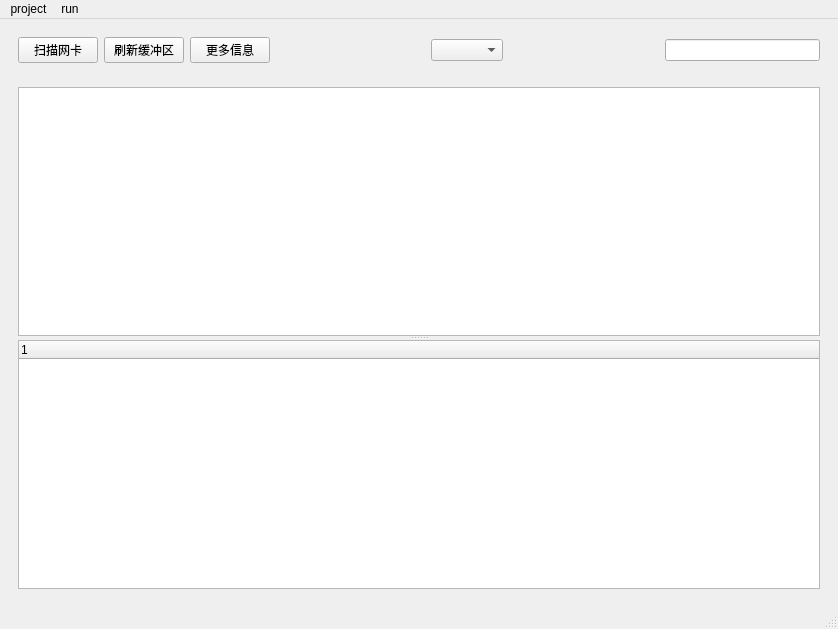
Qt form mainwindow.ui (T-s-e/Sniffer) before a commit.
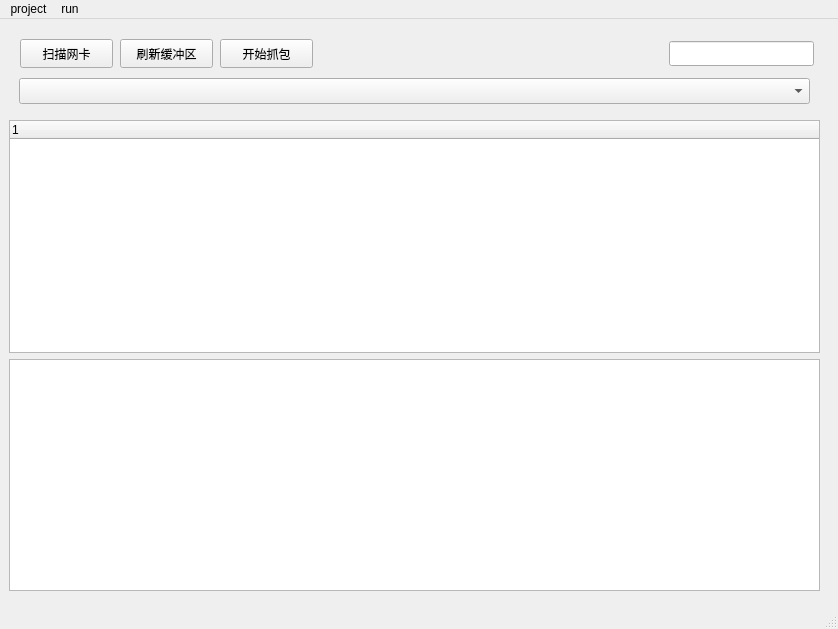
The same form after that commit. Icons and pictures are not drawn.

Diff of the .ui file:
```diff
--- a/mainwindow.ui
+++ b/mainwindow.ui
@@ -17,72 +17,82 @@
    <layout class="QVBoxLayout" name="verticalLayout_2">
     <item>
      <widget class="QWidget" name="widget" native="true">
-      <layout class="QHBoxLayout" name="horizontalLayout">
-       <item>
         <widget class="QPushButton" name="pushButton">
+       <property name="geometry">
+        <rect>
+         <x>11</x>
+         <y>11</y>
+         <width>93</width>
+         <height>29</height>
+        </rect>
+       </property>
          <property name="text">
           <string>扫描网卡</string>
          </property>
         </widget>
-       </item>
-       <item>
         <widget class="QPushButton" name="pushButton_2">
+       <property name="geometry">
+        <rect>
+         <x>111</x>
+         <y>11</y>
+         <width>93</width>
+         <height>29</height>
+        </rect>
+       </property>
          <property name="text">
           <string>刷新缓冲区</string>
          </property>
         </widget>
-       </item>
-       <item>
         <widget class="QPushButton" name="pushButton_3">
+       <property name="geometry">
+        <rect>
+         <x>211</x>
+         <y>11</y>
+         <width>93</width>
+         <height>29</height>
+        </rect>
+       </property>
          <property name="text">
-          <string>更多信息</string>
-         </property>
-        </widget>
-       </item>
-       <item>
-        <spacer name="horizontalSpacer">
-         <property name="orientation">
-          <enum>Qt::Horizontal</enum>
-         </property>
-         <property name="sizeHint" stdset="0">
-          <size>
-           <width>40</width>
-           <height>20</height>
-          </size>
-         </property>
-        </spacer>
-       </item>
-       <item>
-        <widget class="QComboBox" name="comboBox"/>
-       </item>
-       <item>
-        <spacer name="horizontalSpacer_2">
-         <property name="orientation">
-          <enum>Qt::Horizontal</enum>
-         </property>
-         <property name="sizeHint" stdset="0">
+        <string>开始抓包</string>
+       </property>
+      </widget>
+      <widget class="QLineEdit" name="lineEdit">
+       <property name="geometry">
+        <rect>
+         <x>660</x>
+         <y>13</y>
+         <width>145</width>
+         <height>25</height>
+        </rect>
+       </property>
+      </widget>
+      <widget class="QComboBox" name="comboBox">
+       <property name="geometry">
+        <rect>
+         <x>10</x>
+         <y>50</y>
+         <width>791</width>
+         <height>26</height>
+        </rect>
+       </property>
+       <property name="minimumSize">
           <size>
-           <width>40</width>
-           <height>20</height>
-          </size>
-         </property>
-        </spacer>
-       </item>
-       <item>
-        <widget class="QLineEdit" name="lineEdit"/>
-       </item>
-      </layout>
-     </widget>
-    </item>
-    <item>
+         <width>300</width>
+         <height>0</height>
+        </size>
+       </property>
+      </widget>
      <widget class="QWidget" name="widget_2" native="true">
+       <property name="geometry">
+        <rect>
+         <x>0</x>
+         <y>92</y>
+         <width>811</width>
+         <height>471</height>
+        </rect>
+       </property>
       <layout class="QVBoxLayout" name="verticalLayout">
        <item>
-        <widget class="QSplitter" name="splitter">
-         <property name="orientation">
-          <enum>Qt::Vertical</enum>
-         </property>
-         <widget class="QTableWidget" name="tableWidget"/>
          <widget class="QTreeWidget" name="treeWidget">
           <column>
            <property name="text">
@@ -90,9 +100,12 @@
            </property>
           </column>
          </widget>
-        </widget>
-       </item>
-      </layout>
+        </item>
+        <item>
+         <widget class="QTableWidget" name="tableWidget"/>
+        </item>
+       </layout>
+      </widget>
      </widget>
     </item>
    </layout>
```
Lines whose indentation alone changed are shown as unchanged.
